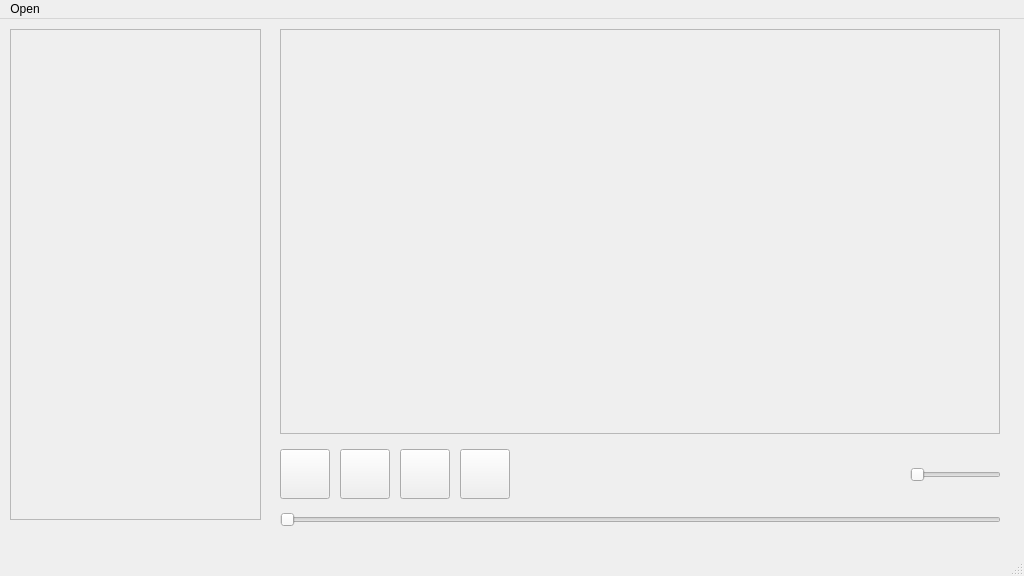
This is music-player-qt/mainwindow.ui in juangonzalez22/music-player-qt as Qt 5 draws it before an edit. The edited form follows.
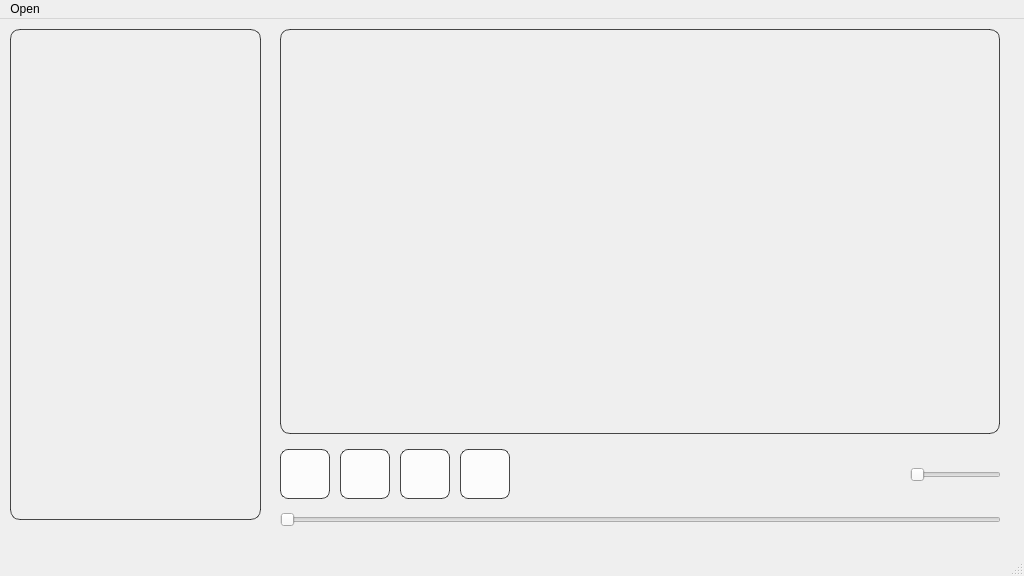
This is the edited form.

Commit message:
Intento para colocarle fondo
Los frames se ven blancos por eso. Porque tienen "transparencia". Tal vez arregle eso ahorita

Patch:
```diff
--- a/music-player-qt/mainwindow.ui
+++ b/music-player-qt/mainwindow.ui
@@ -38,6 +38,19 @@
       <height>491</height>
      </rect>
     </property>
+    <property name="styleSheet">
+     <string notr="true">QFrame {
+    background: qlineargradient(x1:0, y1:0, x2:1, y2:1, 
+                                stop:0 rgba(255, 255, 255, 200), 
+                                stop:1 rgba(200, 200, 200, 150)); /* Gradiente de blanco a gris */
+    border: 1px solid rgba(0, 0, 0, 180); /* Borde negro */
+    border-radius: 10px; /* Bordes redondeados */
+    padding: 10px; /* Espaciado interno */
+    box-shadow: 2px 2px 5px rgba(0, 0, 0, 0.5); /* Sombra para un efecto de elevación */
+    color: rgba(0, 0, 0, 200); /* Color del texto */
+}
+</string>
+    </property>
     <property name="frameShape">
      <enum>QFrame::Shape::StyledPanel</enum>
     </property>
@@ -54,6 +67,19 @@
       <height>405</height>
      </rect>
     </property>
+    <property name="styleSheet">
+     <string notr="true">QFrame {
+    background: qlineargradient(x1:0, y1:0, x2:1, y2:1, 
+                                stop:0 rgba(255, 255, 255, 200), 
+                                stop:1 rgba(200, 200, 200, 150)); /* Gradiente de blanco a gris */
+    border: 1px solid rgba(0, 0, 0, 180); /* Borde negro */
+    border-radius: 10px; /* Bordes redondeados */
+    padding: 10px; /* Espaciado interno */
+    box-shadow: 2px 2px 5px rgba(0, 0, 0, 0.5); /* Sombra para un efecto de elevación */
+    color: rgba(0, 0, 0, 200); /* Color del texto */
+}
+</string>
+    </property>
     <property name="frameShape">
      <enum>QFrame::Shape::StyledPanel</enum>
     </property>
@@ -70,6 +96,28 @@
       <height>50</height>
      </rect>
     </property>
+    <property name="styleSheet">
+     <string notr="true">QPushButton {
+    background-color: rgba(255, 255, 255, 200); /* Fondo blanco translúcido */
+    border: 1px solid rgba(0, 0, 0, 180); /* Borde negro */
+    border-radius: 8px; /* Bordes redondeados */
+    padding: 10px; /* Espaciado interno */
+    color: rgba(0, 0, 0, 240); /* Color del texto */
+    font-weight: bold; /* Texto en negrita */
+    transition: background-color 0.3s, color 0.3s; /* Transiciones suaves */
+}
+
+QPushButton:hover {
+    background-color: rgba(200, 200, 200, 220); /* Fondo al pasar el mouse */
+    color: rgba(0, 0, 0, 255); /* Color del texto al pasar el mouse */
+}
+
+QPushButton:pressed {
+    background-color: rgba(150, 150, 150, 220); /* Fondo al presionar el botón */
+    color: rgba(255, 255, 255, 255); /* Color del texto al presionar el botón */
+}
+</string>
+    </property>
     <property name="text">
      <string/>
     </property>
@@ -83,6 +131,28 @@
       <height>50</height>
      </rect>
     </property>
+    <property name="styleSheet">
+     <string notr="true">QPushButton {
+    background-color: rgba(255, 255, 255, 200); /* Fondo blanco translúcido */
+    border: 1px solid rgba(0, 0, 0, 180); /* Borde negro */
+    border-radius: 8px; /* Bordes redondeados */
+    padding: 10px; /* Espaciado interno */
+    color: rgba(0, 0, 0, 240); /* Color del texto */
+    font-weight: bold; /* Texto en negrita */
+    transition: background-color 0.3s, color 0.3s; /* Transiciones suaves */
+}
+
+QPushButton:hover {
+    background-color: rgba(200, 200, 200, 220); /* Fondo al pasar el mouse */
+    color: rgba(0, 0, 0, 255); /* Color del texto al pasar el mouse */
+}
+
+QPushButton:pressed {
+    background-color: rgba(150, 150, 150, 220); /* Fondo al presionar el botón */
+    color: rgba(255, 255, 255, 255); /* Color del texto al presionar el botón */
+}
+</string>
+    </property>
     <property name="text">
      <string/>
     </property>
@@ -96,6 +166,28 @@
       <height>50</height>
      </rect>
     </property>
+    <property name="styleSheet">
+     <string notr="true">QPushButton {
+    background-color: rgba(255, 255, 255, 200); /* Fondo blanco translúcido */
+    border: 1px solid rgba(0, 0, 0, 180); /* Borde negro */
+    border-radius: 8px; /* Bordes redondeados */
+    padding: 10px; /* Espaciado interno */
+    color: rgba(0, 0, 0, 240); /* Color del texto */
+    font-weight: bold; /* Texto en negrita */
+    transition: background-color 0.3s, color 0.3s; /* Transiciones suaves */
+}
+
+QPushButton:hover {
+    background-color: rgba(200, 200, 200, 220); /* Fondo al pasar el mouse */
+    color: rgba(0, 0, 0, 255); /* Color del texto al pasar el mouse */
+}
+
+QPushButton:pressed {
+    background-color: rgba(150, 150, 150, 220); /* Fondo al presionar el botón */
+    color: rgba(255, 255, 255, 255); /* Color del texto al presionar el botón */
+}
+</string>
+    </property>
     <property name="text">
      <string/>
     </property>
@@ -109,6 +201,28 @@
       <height>50</height>
      </rect>
     </property>
+    <property name="styleSheet">
+     <string notr="true">QPushButton {
+    background-color: rgba(255, 255, 255, 200); /* Fondo blanco translúcido */
+    border: 1px solid rgba(0, 0, 0, 180); /* Borde negro */
+    border-radius: 8px; /* Bordes redondeados */
+    padding: 10px; /* Espaciado interno */
+    color: rgba(0, 0, 0, 240); /* Color del texto */
+    font-weight: bold; /* Texto en negrita */
+    transition: background-color 0.3s, color 0.3s; /* Transiciones suaves */
+}
+
+QPushButton:hover {
+    background-color: rgba(200, 200, 200, 220); /* Fondo al pasar el mouse */
+    color: rgba(0, 0, 0, 255); /* Color del texto al pasar el mouse */
+}
+
+QPushButton:pressed {
+    background-color: rgba(150, 150, 150, 220); /* Fondo al presionar el botón */
+    color: rgba(255, 255, 255, 255); /* Color del texto al presionar el botón */
+}
+</string>
+    </property>
     <property name="text">
      <string/>
     </property>
```
Left out of the diff: 2 changed lines with no effect on the pictures. The commit also changes 1 other file.
